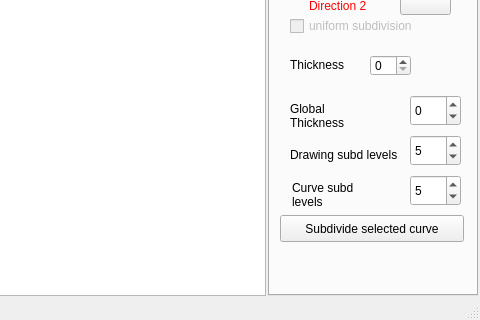
The window that mainwindow.ui (ftasse/ShadingCurves) describes before a commit, drawn with Qt 5; both pictures show x 261 to 741 and y 422 to 742 of the 741 by 742 pixel window.
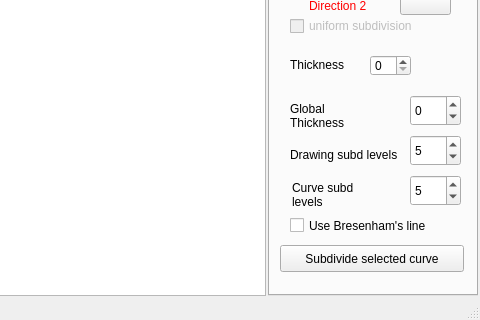
The same window after the commit. The open tabs and pages were chosen to show the change. Custom widgets are drawn as their Qt base class.

Commit message: Resolve Issue #54. Use bresenham drawing does not help. First issues from conversion between int and floats remains. Plus there is a mismatch between the boundary of the rendered surfaces and the coloured region boundary. Finally, strange tracing issues appear when using bresenham. I added a checkbox to switch the line drawing, for testing purposes. It should be removed during gui cleanup. So finally I made a few changes for ghost surfaces so that they should now have the correct color.

What changed in the file:
```diff
--- a/mainwindow.ui
+++ b/mainwindow.ui
@@ -375,7 +375,7 @@
            <property name="geometry">
             <rect>
              <x>10</x>
-             <y>590</y>
+             <y>620</y>
              <width>184</width>
              <height>27</height>
             </rect>
@@ -535,6 +535,22 @@
             <number>5</number>
            </property>
           </widget>
+          <widget class="QCheckBox" name="bresenhamCheckBox">
+           <property name="geometry">
+            <rect>
+             <x>20</x>
+             <y>590</y>
+             <width>181</width>
+             <height>21</height>
+            </rect>
+           </property>
+           <property name="text">
+            <string>Use Bresenham's line</string>
+           </property>
+           <property name="checked">
+            <bool>false</bool>
+           </property>
+          </widget>
          </widget>
          <widget class="QWidget" name="Shading">
           <attribute name="title">
```
Left out of the diff: 26 changed lines with no effect on the pictures. The commit also changes 9 other files.
